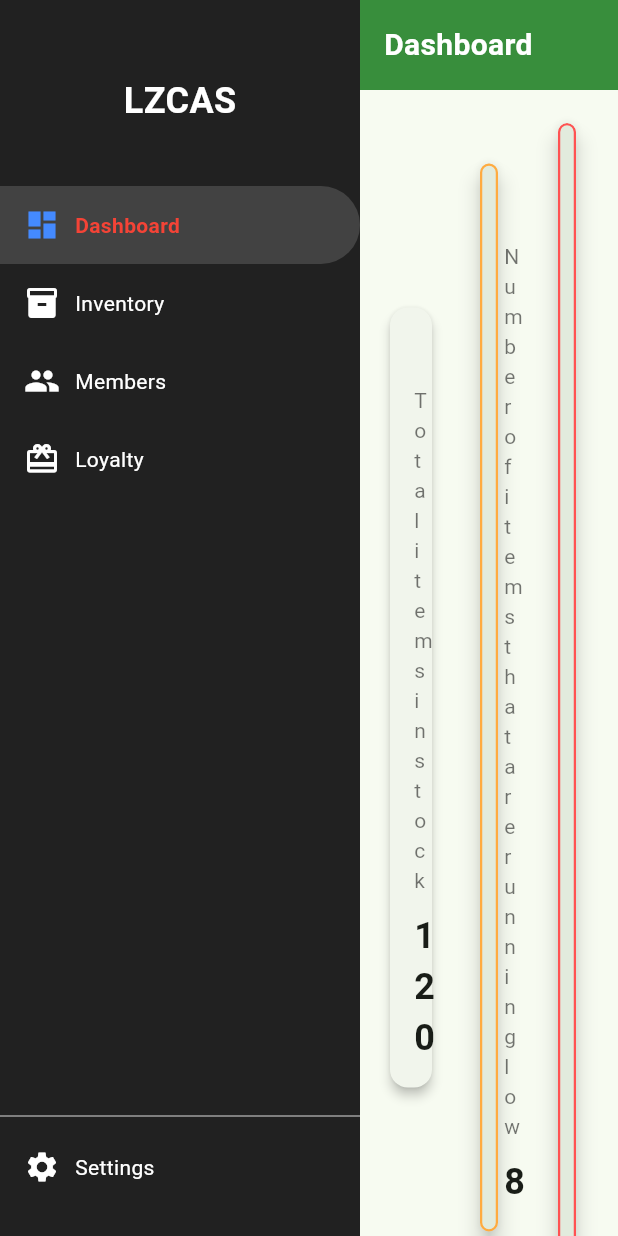
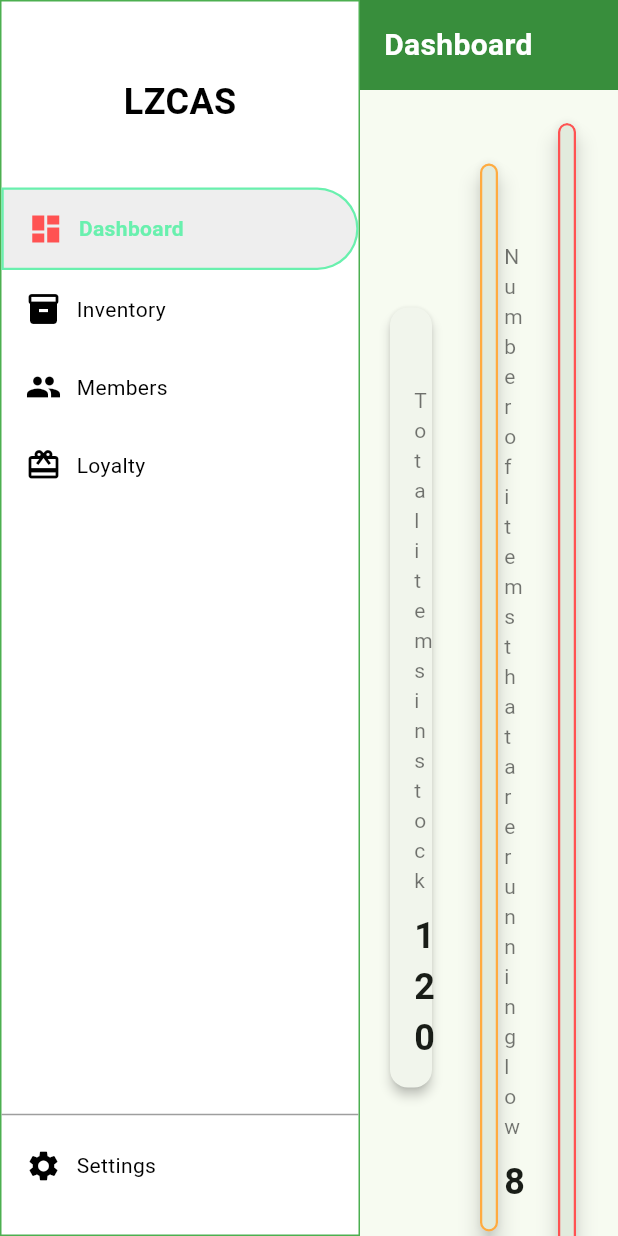
Before and after one commit to EarlConz/LZCAS, a Flutter app: the screen it shows after launch, on a phone screen of 412 x 824 dp. Run offline on Flutter 3.47's test engine with Material 3 defaults, Android fonts, the phone set to English and light mode, and no system bars; our stand-ins replace fl_chart, qr_flutter.

Commit message:
improvements to sidebar design

```diff
--- a/lib/widgets/sidebar.dart
+++ b/lib/widgets/sidebar.dart
@@ -14,8 +14,11 @@ class Sidebar extends StatelessWidget {
   @override
   Widget build(BuildContext context) {
     return Container(
+      decoration: BoxDecoration(
+        border: Border.all(color: Colors.green, width: 1),
+        color: Colors.white, // Light background
+      ),
       width: 240,
-      color: Colors.grey.shade900, // Dark background
       child: Column(
         children: <Widget>[
           // Logo Section (SizedBox for the upper spacing)
@@ -26,7 +29,7 @@ class Sidebar extends StatelessWidget {
                 const Text(
                   "LZCAS",
                   style: TextStyle(
-                    color: Colors.white, // White text for contrast
+                    color: Colors.black, // Black text for contrast
                     fontSize: 24,
                     fontWeight: FontWeight.bold,
                   ),
@@ -41,13 +44,13 @@ class Sidebar extends StatelessWidget {
               padding: EdgeInsets.zero, // Remove default padding
               children: [
                 _buildNavItem(Icons.dashboard, "Dashboard", 0),
-                _buildNavItem(Icons.inventory, "Inventory", 1),
+                _buildNavItem(Icons.inventory_2, "Inventory", 1),
                 _buildNavItem(Icons.people, "Members", 2),
                 _buildNavItem(Icons.card_giftcard, "Loyalty", 3),
               ],
             ),
           ),
-          // Bottom section (e.g., settings, profile)
+          // Bottom section (settings)
           const Divider(color: Colors.grey), // Visual separator
           _buildNavItem(Icons.settings, "Settings", 4),
           SizedBox(height: 20), // Space at the bottom
@@ -56,31 +59,35 @@ class Sidebar extends StatelessWidget {
     );
   }
 
-
-
   Widget _buildNavItem(IconData icon, String label, int index) {
     bool selected = selectedIndex == index;
     return InkWell(
       onTap: () => onItemSelected(index),
       child: Container(
-        padding: const EdgeInsets.symmetric(vertical: 14, horizontal: 16),
+        width: double.infinity,
         decoration: BoxDecoration(
-          color: selected ? Colors.grey.shade800 : Colors.transparent, // Slightly lighter background for selected item
+          color: selected ? Colors.grey.shade200 : Colors.transparent, // Slightly lighter background for selected item
           borderRadius: BorderRadius.only(
             topRight: Radius.circular(30),
             bottomRight: Radius.circular(30),
           ),
+          border: selected ? Border.all(color: Colors.greenAccent, width: 1.5) : null,
         ),
         child: Row(
           children: [
-            Icon(icon, color: selected ? Colors.blueAccent : Colors.white), // Use a more modern accent color
-            const SizedBox(width: 10),
-            Expanded(
-              child: Text(
-              label,
-                style: TextStyle(color: selected ? Colors.red : Colors.white,
-                fontWeight: selected ? FontWeight.bold : FontWeight.normal,
-              ),
+              Padding(
+              padding: const EdgeInsets.symmetric(vertical: 14, horizontal: 16),
+              child: Row(
+                children: [
+                  Icon(icon, color: selected ? Colors.redAccent : Colors.black), // Blue accent color when selected
+                  const SizedBox(width: 10),
+                  Text(
+                    label,
+                    style: TextStyle(color: selected ? Colors.greenAccent : Colors.black, // Blue text when selected
+                      fontWeight: selected ? FontWeight.bold : FontWeight.normal,
+                    ),
+                  ),
+                ],
               ),
             ),
           ],
```
